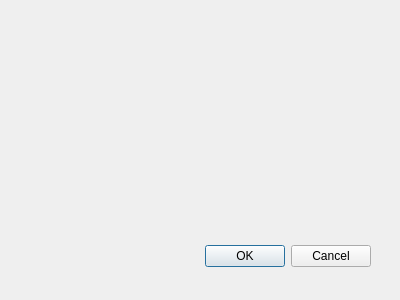
Qt form QChromosome/importdialog.ui (Michalaq/ChromosomeVisualizer) before a commit.
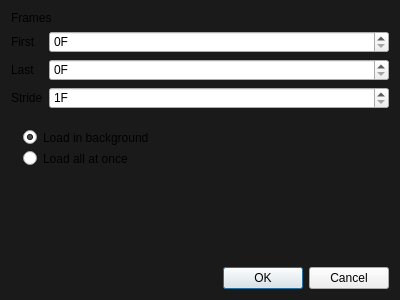
The same form after that commit. Custom widgets are drawn as their Qt base class.

Commit message: Created ui file for new dialog

Patch:
```diff
--- a/QChromosome/importdialog.ui
+++ b/QChromosome/importdialog.ui
@@ -15,24 +15,153 @@
   <property name="windowTitle">
    <string>Dialog</string>
   </property>
-  <widget name="buttonBox" class="QDialogButtonBox">
-   <property name="geometry">
-    <rect>
-     <x>30</x>
-     <y>240</y>
-     <width>341</width>
-     <height>32</height>
-    </rect>
-   </property>
-   <property name="orientation">
-    <enum>Qt::Horizontal</enum>
-   </property>
-   <property name="standardButtons">
-    <set>QDialogButtonBox::Cancel|QDialogButtonBox::Ok</set>
-   </property>
-  </widget>
+  <property name="styleSheet">
+   <string notr="true">QDialog {
+	background: #1a1a1a;
+	color: lightgrey;
+}</string>
+  </property>
+  <layout class="QVBoxLayout" name="verticalLayout">
+   <item>
+    <widget class="QLabel" name="label">
+     <property name="text">
+      <string>Frames</string>
+     </property>
+     <property name="class" stdset="0">
+      <string>section</string>
+     </property>
+    </widget>
+   </item>
+   <item>
+    <layout class="QFormLayout" name="formLayout">
+     <item row="0" column="0">
+      <widget class="Label" name="label_2">
+       <property name="text">
+        <string>First</string>
+       </property>
+       <property name="class" stdset="0">
+        <string>item</string>
+       </property>
+      </widget>
+     </item>
+     <item row="1" column="0">
+      <widget class="Label" name="label_3">
+       <property name="text">
+        <string>Last</string>
+       </property>
+       <property name="class" stdset="0">
+        <string>item</string>
+       </property>
+      </widget>
+     </item>
+     <item row="2" column="0">
+      <widget class="Label" name="label_4">
+       <property name="text">
+        <string>Stride</string>
+       </property>
+       <property name="class" stdset="0">
+        <string>item</string>
+       </property>
+      </widget>
+     </item>
+     <item row="0" column="1">
+      <widget class="SpinBox" name="spinBox">
+       <property name="suffix">
+        <string>F</string>
+       </property>
+       <property name="minimum">
+        <number>0</number>
+       </property>
+      </widget>
+     </item>
+     <item row="1" column="1">
+      <widget class="SpinBox" name="spinBox_2">
+       <property name="suffix">
+        <string>F</string>
+       </property>
+       <property name="maximum">
+        <number>2147483647</number>
+       </property>
+      </widget>
+     </item>
+     <item row="2" column="1">
+      <widget class="SpinBox" name="spinBox_3">
+       <property name="suffix">
+        <string>F</string>
+       </property>
+       <property name="minimum">
+        <number>1</number>
+       </property>
+       <property name="maximum">
+        <number>2147483647</number>
+       </property>
+      </widget>
+     </item>
+    </layout>
+   </item>
+   <item>
+    <widget class="QGroupBox" name="groupBox">
+     <property name="styleSheet">
+      <string notr="true">border: none;</string>
+     </property>
+     <layout class="QVBoxLayout" name="verticalLayout_2">
+      <item>
+       <widget class="QRadioButton" name="radioButton">
+        <property name="text">
+         <string>Load in background</string>
+        </property>
+        <property name="checked">
+         <bool>true</bool>
+        </property>
+       </widget>
+      </item>
+      <item>
+       <widget class="QRadioButton" name="radioButton_2">
+        <property name="text">
+         <string>Load all at once</string>
+        </property>
+       </widget>
+      </item>
+     </layout>
+    </widget>
+   </item>
+   <item>
+    <spacer name="verticalSpacer">
+     <property name="orientation">
+      <enum>Qt::Vertical</enum>
+     </property>
+     <property name="sizeHint" stdset="0">
+      <size>
+       <width>20</width>
+       <height>40</height>
+      </size>
+     </property>
+    </spacer>
+   </item>
+   <item>
+    <widget class="QDialogButtonBox" name="buttonBox">
+     <property name="orientation">
+      <enum>Qt::Horizontal</enum>
+     </property>
+     <property name="standardButtons">
+      <set>QDialogButtonBox::Cancel|QDialogButtonBox::Ok</set>
+     </property>
+    </widget>
+   </item>
+  </layout>
  </widget>
- <pixmapfunction/>
+ <customwidgets>
+  <customwidget>
+   <class>SpinBox</class>
+   <extends>QSpinBox</extends>
+   <header>spinbox.h</header>
+  </customwidget>
+  <customwidget>
+   <class>Label</class>
+   <extends>QLabel</extends>
+   <header>label.h</header>
+  </customwidget>
+ </customwidgets>
  <resources/>
  <connections>
   <connection>
```
Left out of the diff: 6 changed lines with no effect on the pictures. The commit also changes 1 other file.
